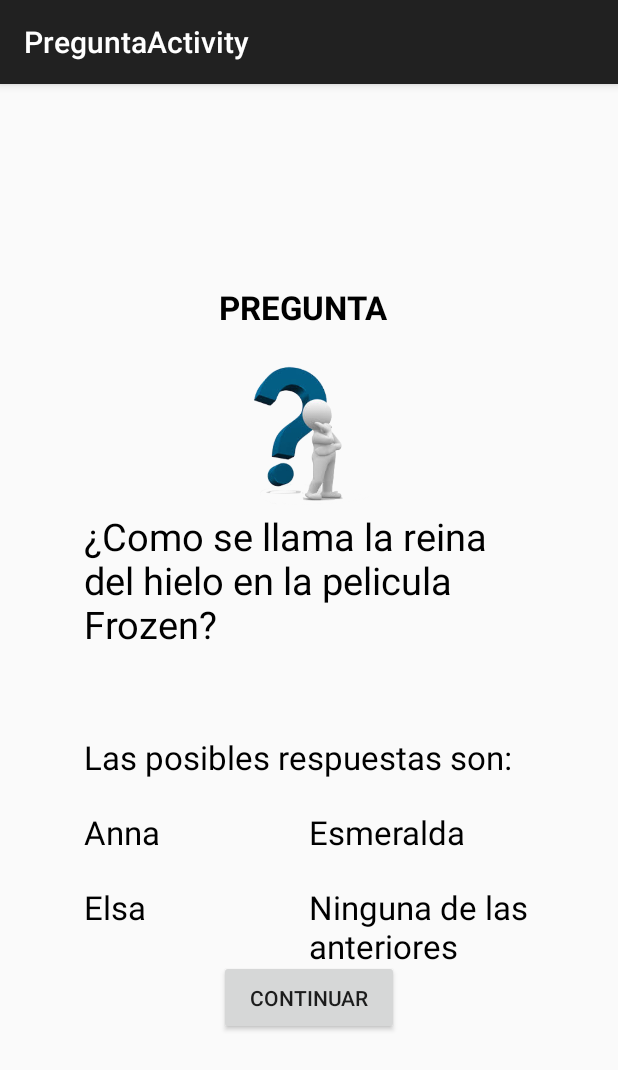
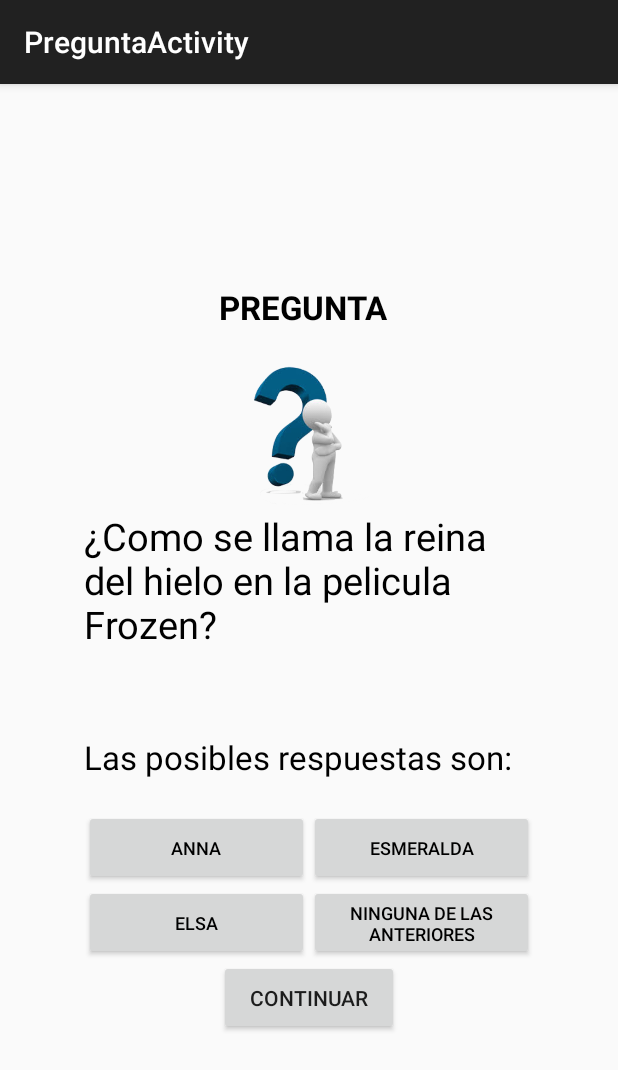
Before and after one commit to CokePedreira/PracticaUbicuaAndroid, an Android app: the PreguntaActivity screen opened directly, with no data from a screen before it, on a phone screen of 412 x 824 dp. Shown: the top 1070 px of the screen. Run offline under Robolectric (Android 15) with nearby library versions, the phone set to English and light mode, and no system bars.

Commit message:
Añadida vista de ayuda y modificada vista de pregunta

```diff
--- a/OcalimochoApp/app/src/main/AndroidManifest.xml
+++ b/OcalimochoApp/app/src/main/AndroidManifest.xml
@@ -68,6 +68,10 @@
             android:name=".MarcasActivity"
             android:label="@string/title_activity_marcas" >
         </activity>
+        <activity
+            android:name=".Activity_ayuda"
+            android:label="@string/title_activity_activity_ayuda" >
+        </activity>
     </application>
 
 </manifest>
--- a/OcalimochoApp/app/src/main/assets/casillas.json
+++ b/OcalimochoApp/app/src/main/assets/casillas.json
@@ -12,7 +12,7 @@
     "nombre": "Machos",
     "descripcion": "Todos los hombres que se precien de serlo beben 1.",
     "imagen": "machos",
-    "accion": "null",
+    "accion": null,
     "color": "#E0FFFF"
   },
   {
@@ -122,7 +122,7 @@
   {
     "posicion": 15,
     "nombre": "Marcas",
-    "descripcion": "Juega con un compañero, saldra un tipo de objeto y tu y tu cmpañero a la cuenta de 3 tendreis que decir una marca que se os ocurra del mismo. Si es la misma mandais beber la canridad acordada, si no os la bebeis",
+    "descripcion": "Juega con un compañero por una cantidad. Saldra un tipo de objeto, a la cuenta de 3 tendreis que decir una marca del mismo. Si es la misma mandais beber la cantidad acordada. Si es distinta, os la bebeis",
     "imagen": "minijuego",
     "accion": "MARCAS",
     "color": "#C0C0C0"
@@ -362,7 +362,7 @@
   {
     "posicion": 45,
     "nombre": "Marcas",
-    "descripcion": "Juega con un compañero, saldra un tipo de objeto y tu y tu cmpañero a la cuenta de 3 tendreis que decir una marca que se os ocurra del mismo. Si es la misma mandais beber la canridad acordada, si no os la bebeis",
+    "descripcion": "Juega con un compañero por una cantidad. Saldra un tipo de objeto, a la cuenta de 3 tendreis que decir una marca del mismo. Si es la misma mandais beber la cantidad acordada. Si es distinta, os la bebeis",
     "imagen": "minijuego",
     "accion": "MARCAS",
     "color": "#C0C0C0"
--- a/OcalimochoApp/app/src/main/java/com/example/cokepedreira/ocalimochoapp/PreguntaActivity.java
+++ b/OcalimochoApp/app/src/main/java/com/example/cokepedreira/ocalimochoapp/PreguntaActivity.java
@@ -4,6 +4,7 @@
 import android.os.Handler;
 import android.support.v7.app.ActionBarActivity;
 import android.os.Bundle;
+import android.support.v7.app.AppCompatActivity;
 import android.view.Menu;
 import android.view.MenuItem;
 import android.view.View;
@@ -17,22 +18,19 @@
 import java.util.Random;
 
 
-public class PreguntaActivity extends ActionBarActivity {
+public class PreguntaActivity extends AppCompatActivity {
 
     List<String> nombrePreguntas;
-
-
-
     TextView titulo;
     ImageView imagenPregunta;
     TextView instrucciones;
     TextView listaPreguntas;
     Button continuar;
     int respuestaCorrecta;
-    TextView respuesta1;
-    TextView respuesta2;
-    TextView respuesta3;
-    TextView respuesta4;
+    Button respuesta1;
+    Button respuesta2;
+    Button respuesta3;
+    Button respuesta4;
 
 
     @Override
@@ -47,10 +45,10 @@
         continuar = (Button) findViewById(R.id.continuar);
         imagenPregunta = (ImageView) findViewById(R.id.imagenPregunta);
         imagenPregunta.setImageResource(R.drawable.pregunta);
-        respuesta1 = (TextView) findViewById(R.id.respuesta1);
-        respuesta2 = (TextView) findViewById(R.id.respuesta2);
-        respuesta3 = (TextView) findViewById(R.id.respuesta3);
-        respuesta4 = (TextView) findViewById(R.id.respuesta4);
+        respuesta1 = (Button) findViewById(R.id.respuesta1);
+        respuesta2 = (Button) findViewById(R.id.respuesta2);
+        respuesta3 = (Button) findViewById(R.id.respuesta3);
+        respuesta4 = (Button) findViewById(R.id.respuesta4);
 
         nombrePreguntas = new ArrayList<>();
         añadirPregunta();
@@ -60,7 +58,8 @@
         String normas = (String) listaPreguntas.getText();
         ponerRespuestas(normas);
 
-        new Handler().postDelayed(new Runnable() {
+        Handler handler = new Handler();
+        handler.postDelayed(new Runnable() {
             @Override
             public void run() {
 
@@ -95,6 +94,49 @@
         }, 10000/* 10sec delay */);
     }
 
+    public void respuesta1 (View view){
+        if(respuestaCorrecta == 1){
+            respuesta1.setVisibility(View.VISIBLE);
+            respuesta1.setTextColor(Color.rgb(87, 166, 57));
+        } else {
+            respuesta1.setVisibility(View.VISIBLE);
+            respuesta1.setTextColor(Color.rgb(255, 0, 0));
+        }
+    }
+
+    public void respuesta2 (View view){
+        if(respuestaCorrecta == 2){
+            respuesta2.setVisibility(View.VISIBLE);
+            respuesta2.setTextColor(Color.rgb(87, 166, 57));
+        } else {
+            respuesta2.setVisibility(View.VISIBLE);
+            respuesta2.setTextColor(Color.rgb(255, 0, 0));
+        }
+    }
+
+    public void respuesta3 (View view){
+        if(respuestaCorrecta == 3){
+            respuesta3.setVisibility(View.VISIBLE);
+            respuesta3.setTextColor(Color.rgb(87, 166, 57));
+
+        } else {
+            respuesta3.setVisibility(View.VISIBLE);
+            respuesta3.setTextColor(Color.rgb(255, 0, 0));
+        }
+    }
+
+    public void respuesta4 (View view){
+        if(respuestaCorrecta == 4){
+
+            respuesta4.setVisibility(View.VISIBLE);
+            respuesta4.setTextColor(Color.rgb(87, 166, 57));
+
+        } else {
+            respuesta4.setVisibility(View.VISIBLE);
+            respuesta4.setTextColor(Color.rgb(255, 0, 0));
+        }
+
+    }
 
     public void ponerRespuestas(String normas){
 
--- a/OcalimochoApp/app/src/main/res/layout/activity_pregunta.xml
+++ b/OcalimochoApp/app/src/main/res/layout/activity_pregunta.xml
@@ -48,18 +48,20 @@
         android:gravity="center"
         android:layout_alignParentTop="true">
 
-        <TextView
+        <Button
             android:layout_width="150dp"
             android:layout_height="50dp"
             android:id="@+id/respuesta1"
-            android:textSize="22dp"
+            android:textSize="12dp"
+            android:onClick="respuesta1"
             android:textColor="#000000"
             android:text="respuesta1"/>
-        <TextView
+        <Button
             android:layout_width="150dp"
             android:layout_height="50dp"
             android:id="@+id/respuesta2"
-            android:textSize="22dp"
+            android:textSize="12dp"
+            android:onClick="respuesta2"
             android:textColor="#000000"
             android:text="respuesta2"/>
     </LinearLayout>
@@ -71,18 +73,20 @@
         android:gravity="center"
         android:layout_alignParentTop="true">
 
-        <TextView
+        <Button
             android:layout_width="150dp"
             android:layout_height="50dp"
             android:id="@+id/respuesta3"
-            android:textSize="22dp"
+            android:textSize="12dp"
             android:textColor="#000000"
+            android:onClick="respuesta3"
             android:text="respuesta3"/>
-        <TextView
+        <Button
             android:layout_width="150dp"
             android:layout_height="50dp"
             android:id="@+id/respuesta4"
-            android:textSize="22dp"
+            android:onClick="respuesta4"
+            android:textSize="12dp"
             android:textColor="#000000"
             android:text="respuesta4"/>
     </LinearLayout>
--- a/OcalimochoApp/app/src/main/res/menu/menu.xml
+++ b/OcalimochoApp/app/src/main/res/menu/menu.xml
@@ -13,4 +13,7 @@
     <item android:id="@+id/new_game" android:title="Nueva partida"
         android:orderInCategory="100" app:showAsAction="never" />
 
+    <item android:id="@+id/options" android:title="Ayuda"
+        android:orderInCategory="100" app:showAsAction="never" />
+
 </menu>
--- a/OcalimochoApp/app/src/main/res/values/strings.xml
+++ b/OcalimochoApp/app/src/main/res/values/strings.xml
@@ -21,5 +21,6 @@
     <string name="title_activity_pregunta">PreguntaActivity</string>
     <string name="title_activity_ranking">RankingActivity</string>
     <string name="title_activity_marcas">MarcasActivity</string>
+    <string name="title_activity_activity_ayuda">Activity_ayuda</string>
 
 </resources>
```
Also changed, not shown: OcalimochoApp/app/src/main/java/com/example/cokepedreira/ocalimochoapp/Activity_ayuda.java (added, +21 -0 lines), OcalimochoApp/app/src/main/java/com/example/cokepedreira/ocalimochoapp/Tablero.java (+7 -0 lines), OcalimochoApp/app/src/main/res/layout/activity_activity_ayuda.xml (added, +44 -0 lines), OcalimochoApp/app/src/main/res/menu/menu_marcas.xml (deleted, +0 -7 lines), OcalimochoApp/app/src/main/res/menu/menu_pasword.xml (deleted, +0 -7 lines), OcalimochoApp/app/src/main/res/menu/menu_pregunta.xml (deleted, +0 -7 lines), OcalimochoApp/app/src/main/res/menu/menu_ranking.xml (deleted, +0 -7 lines).
